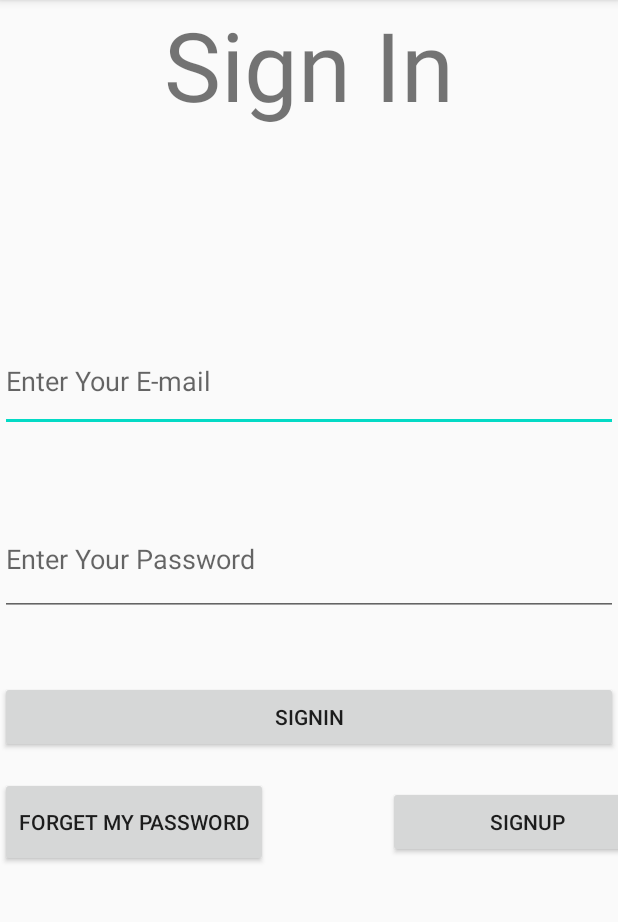
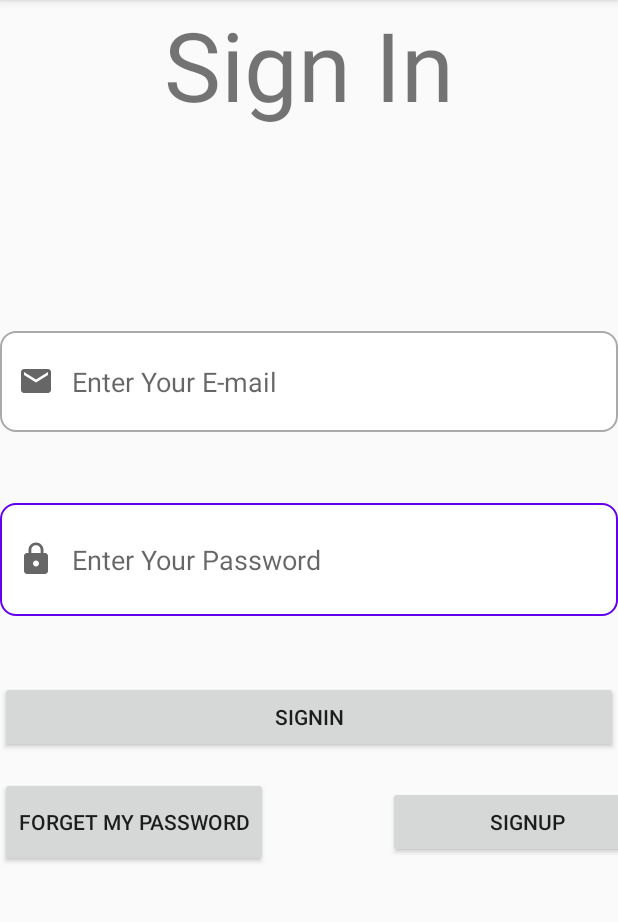
Before and after one commit to tala2/TalaFinalProject, an Android app: the SignInActivity screen opened directly, with no data from a screen before it, on a phone screen of 412 x 824 dp, the part 84-1006 px from its top. Run offline under Robolectric (Android 15) with nearby library versions, the phone set to English and light mode, and no system bars; our stand-ins replace Firebase (no records; nobody signed in at launch, a user with empty details on screens opened directly); Roboto replaces fonts that are not available here; 1 statement that could not run was skipped.

```diff
--- /dev/null
+++ b/app/src/main/res/drawable/custom_email_icon.xml
@@ -0,0 +1,6 @@
+<?xml version="1.0" encoding="utf-8"?>
+<selector xmlns:android="http://schemas.android.com/apk/res/android">
+<item android:state_focused="true" android:drawable="@drawable/ic_email_focused"
+
+    />
+</selector>
--- /dev/null
+++ b/app/src/main/res/drawable/custom_input.xml
@@ -0,0 +1,17 @@
+<?xml version="1.0" encoding="utf-8"?>
+<selector xmlns:android="http://schemas.android.com/apk/res/android">
+    <item android:state_enabled="true" android:state_focused="false">
+        <shape android:shape="rectangle">
+            <solid android:color="@android:color/white"/>
+            <corners android:radius="10dp"/>
+            <stroke android:color="@color/colorPrimary" android:width="1dp"/>
+        </shape>
+    </item>
+    <item android:state_enabled="true">
+        <shape android:shape="rectangle">
+            <solid android:color="@android:color/white"/>
+            <corners android:radius="10dp"/>
+            <stroke android:color="@android:color/darker_gray" android:width="1dp"/>
+        </shape>
+    </item>
+</selector>
--- /dev/null
+++ b/app/src/main/res/drawable/ic_email.xml
@@ -0,0 +1,10 @@
+<vector xmlns:android="http://schemas.android.com/apk/res/android"
+    android:width="24dp"
+    android:height="24dp"
+    android:viewportWidth="24"
+    android:viewportHeight="24"
+    android:tint="?attr/colorControlNormal">
+  <path
+      android:fillColor="@android:color/darker_gray"
+      android:pathData="M20,4L4,4c-1.1,0 -1.99,0.9 -1.99,2L2,18c0,1.1 0.9,2 2,2h16c1.1,0 2,-0.9 2,-2L22,6c0,-1.1 -0.9,-2 -2,-2zM20,8l-8,5 -8,-5L4,6l8,5 8,-5v2z"/>
+</vector>
--- /dev/null
+++ b/app/src/main/res/drawable/ic_lock.xml
@@ -0,0 +1,10 @@
+<vector xmlns:android="http://schemas.android.com/apk/res/android"
+    android:width="24dp"
+    android:height="24dp"
+    android:viewportWidth="24"
+    android:viewportHeight="24"
+    android:tint="?attr/colorControlNormal">
+  <path
+      android:fillColor="@android:color/darker_gray"
+      android:pathData="M18,8h-1L17,6c0,-2.76 -2.24,-5 -5,-5S7,3.24 7,6v2L6,8c-1.1,0 -2,0.9 -2,2v10c0,1.1 0.9,2 2,2h12c1.1,0 2,-0.9 2,-2L20,10c0,-1.1 -0.9,-2 -2,-2zM12,17c-1.1,0 -2,-0.9 -2,-2s0.9,-2 2,-2 2,0.9 2,2 -0.9,2 -2,2zM15.1,8L8.9,8L8.9,6c0,-1.71 1.39,-3.1 3.1,-3.1 1.71,0 3.1,1.39 3.1,3.1v2z"/>
+</vector>
--- a/app/src/main/res/layout/activity_sign_in.xml
+++ b/app/src/main/res/layout/activity_sign_in.xml
@@ -34,19 +34,29 @@
                 android:id="@+id/ettEmailAddress"
                 android:layout_width="match_parent"
                 android:layout_height="67dp"
+                android:background="@drawable/custom_input"
+                android:drawableStart="@drawable/ic_email"
+                android:drawablePadding="12dp"
                 android:ems="10"
                 android:hint="Enter Your E-mail"
-                android:inputType="textEmailAddress" />
+                android:inputType="textEmailAddress"
+                android:paddingStart="12dp"
+                android:paddingEnd="12dp" />
 
             <Space
                 android:layout_width="match_parent"
                 android:layout_height="47dp" />
 
             <EditText
+                android:background="@drawable/custom_input"
                 android:id="@+id/editTextTextPassword"
                 android:layout_width="match_parent"
                 android:layout_height="75dp"
+                android:paddingStart="12dp"
+                android:paddingEnd="12dp"
                 android:ems="10"
+                android:drawableStart="@drawable/ic_lock"
+                android:drawablePadding="12dp"
                 android:hint="Enter Your Password"
                 android:inputType="textPassword" />
 
```
Also changed, not shown: app/build.gradle (+10 -0 lines), app/src/main/res/drawable/ic_email_focused.xml (added, +10 -0 lines), app/src/main/res/drawable/ic_lock_focused.xml (added, +10 -0 lines).
